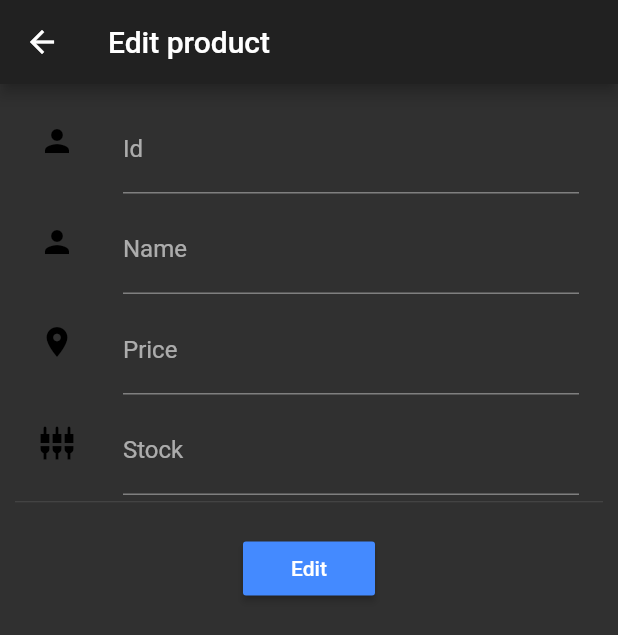
After one commit to sayannath/Flutter-with-MongoDB-NodeJs-and-ExpressJS, a Flutter app: the EditProduct screen opened directly, on a phone screen of 412 x 824 dp. The commit adds this screen. Shown: the top 635 px of the screen. Run offline on Flutter 3.47's test engine with Material 2 defaults, Android fonts, the phone set to English and light mode, and no system bars; our stand-ins replace shared_preferences; accounts and stored records are empty; statements that could not run were skipped.

Commit message:
CRUD done

```diff
--- /dev/null
+++ b/backend_app/lib/view/addProducts.dart
@@ -0,0 +1,107 @@
+import 'package:backend_app/controller/databaseHelper.dart';
+import 'package:backend_app/view/homePage.dart';
+import 'package:flutter/material.dart';
+
+
+class AddDataProduct extends StatefulWidget {
+
+  AddDataProduct({Key key , this.title}) : super(key : key);
+  final String title;
+
+  @override
+  _AddDataProductState createState() => _AddDataProductState();
+}
+
+class _AddDataProductState extends State<AddDataProduct> {
+
+  DatabaseHelper databaseHelper = new DatabaseHelper();
+
+
+  final TextEditingController _nameController = new TextEditingController();
+  final TextEditingController _priceController = new TextEditingController();
+  final TextEditingController _stockController = new TextEditingController();
+
+
+  @override
+  Widget build(BuildContext context) {
+    return MaterialApp(
+      title: 'Add Product',
+      home: Scaffold(
+        appBar: AppBar(
+          title:  Text('Add Product'),
+        ),
+        body: Container(
+          child: ListView(
+            padding: const EdgeInsets.only(top: 62,left: 12.0,right: 12.0,bottom: 12.0),
+            children: <Widget>[
+
+              Container(
+                height: 50,
+                child: new TextField(
+                  controller: _nameController,
+                  keyboardType: TextInputType.emailAddress,
+                  decoration: InputDecoration(
+                    labelText: 'name',
+                    hintText: 'Product name',
+                    icon: new Icon(Icons.email),
+                  ),
+                ),
+              ),
+
+              Container(
+                height: 50,
+                child: new TextField(
+                  controller: _priceController,
+                  keyboardType: TextInputType.text,
+                  decoration: InputDecoration(
+                    labelText: 'price',
+                    hintText: 'Place your price',
+                    icon: new Icon(Icons.vpn_key),
+                  ),
+                ),
+              ),
+
+              new Padding(padding: new EdgeInsets.only(top: 44.0),),
+
+              Container(
+                height: 50,
+                child: new TextField(
+                  controller: _stockController,
+                  keyboardType: TextInputType.text,
+                  decoration: InputDecoration(
+                    labelText: 'stock',
+                    hintText: 'Place your stock',
+                    icon: new Icon(Icons.vpn_key),
+                  ),
+                ),
+              ),
+             new Padding(padding: new EdgeInsets.only(top: 44.0),),
+              Container(
+                height: 50,
+                child: new RaisedButton(
+                  onPressed: (){
+                    databaseHelper.addDataProducto(
+                        _nameController.text.trim(), _priceController.text.trim(), _stockController.text.trim());
+                    Navigator.of(context).push(
+                        new MaterialPageRoute(
+                          builder: (BuildContext context) => new HomePage(),
+                        )
+                    );
+                  },
+                  color: Colors.blue,
+                  child: new Text(
+                    'Add',
+                    style: new TextStyle(
+                        color: Colors.white,
+                        backgroundColor: Colors.blue),),
+                ),
+              ),
+
+
+            ],
+          ),
+        ),
+      ),
+    );
+  }
+}
--- /dev/null
+++ b/backend_app/lib/view/editProducts.dart
@@ -0,0 +1,125 @@
+import 'package:backend_app/controller/databaseHelper.dart';
+import 'package:backend_app/view/listProduct.dart';
+import 'package:flutter/material.dart';
+
+
+class EditProduct extends StatefulWidget {
+
+  final List list;
+  final int index;
+
+  EditProduct({this.list, this.index});
+
+  @override
+  _EditProductState createState() => _EditProductState();
+}
+
+class _EditProductState extends State<EditProduct> {
+
+  DatabaseHelper databaseHelper = new DatabaseHelper();
+
+  TextEditingController controllerName;
+  TextEditingController controllerPrice;
+  TextEditingController controllerStock;
+  TextEditingController controllerId;
+
+  @override
+  void initState() {
+
+    controllerId= new TextEditingController(text: widget.list[widget.index]['_id'].toString() );
+    controllerName= new TextEditingController(text: widget.list[widget.index]['name'].toString() );
+    controllerPrice= new TextEditingController(text: widget.list[widget.index]['price'].toString() );
+    controllerStock= new TextEditingController(text: widget.list[widget.index]['stock'].toString() );
+    super.initState();
+
+  }
+
+
+
+  @override
+  Widget build(BuildContext context) {
+   return new Scaffold(
+      appBar: new AppBar(
+        title: new Text("Edit product"),
+      ),
+      body: Form(
+          child: ListView(
+            padding: const EdgeInsets.all(10.0),
+            children: <Widget>[
+              new Column(
+                children: <Widget>[
+                  new ListTile(
+                    leading: const Icon(Icons.person, color: Colors.black),
+                    title: new TextFormField(
+                      controller: controllerId,
+                          validator: (value) {
+                            if (value.isEmpty) return "ID";
+                          },
+                      decoration: new InputDecoration(
+                        hintText: "Id", labelText: "Id",
+                      ),
+                    ),
+                  ),
+                 new ListTile(
+                    leading: const Icon(Icons.person, color: Colors.black),
+                    title: new TextFormField(
+                      controller: controllerName,
+                          validator: (value) {
+                            if (value.isEmpty) return "name";
+                          },
+                      decoration: new InputDecoration(
+                        hintText: "Name", labelText: "Name",
+                      ),
+                    ),
+                  ),
+                  new ListTile(
+                    leading: const Icon(Icons.location_on, color: Colors.black),
+                    title: new TextFormField(
+                      controller: controllerPrice,
+                          validator: (value) {
+                            if (value.isEmpty) return "Price";
+                          },
+                      decoration: new InputDecoration(
+                        hintText: "Price", labelText: "Price",
+                      ),
+                    ),
+                  ),
+                  new ListTile(
+                    leading: const Icon(Icons.settings_input_component, color: Colors.black),
+                    title: new TextFormField(
+                      controller: controllerStock,
+                          validator: (value) {
+                            if (value.isEmpty) return "Ingresa Stock";
+                          },
+                      decoration: new InputDecoration(
+                        hintText: "Stock", labelText: "Stock",
+                      ),
+                    ),
+                  ),
+                  const Divider(
+                    height: 1.0,
+                  ),
+                  new Padding(
+                    padding: const EdgeInsets.all(10.0),
+                  ),
+                  new RaisedButton(
+                    child: new Text("Edit"),
+                    color: Colors.blueAccent,
+                    onPressed: (){
+                    databaseHelper.editarProduct(
+                        controllerId.text.trim(), controllerName.text.trim(), controllerPrice.text.trim(), controllerStock.text.trim());
+                    Navigator.of(context).push(
+                        new MaterialPageRoute(
+                          builder: (BuildContext context) => new ListProducts(),
+                        )
+                    );
+                  },
+                  )
+                ],
+              ),
+            ],
+          ),
+      ),
+    );
+  }
+}
```
Also changed, not shown: backend_app/lib/components/itemList.dart (added, +36 -0 lines), backend_app/lib/controller/databaseHelper.dart (added, +107 -0 lines), backend_app/lib/view/detailsPage.dart (added, +109 -0 lines), backend_app/lib/view/homePage.dart (+18 -10 lines), backend_app/lib/view/listProduct.dart (added, +45 -0 lines), backend_app/lib/view/loginPage.dart (+1 -6 lines).
